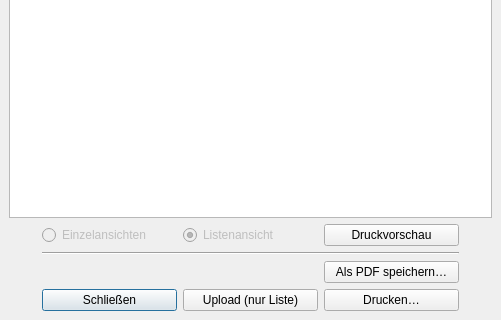
philjosch/Einsatzplaner, file Programm/Einsatzplaner/exportdialog.ui: the form before one commit; both pictures show x 0 to 501 and y 258 to 578 of the 501 by 578 pixel window.
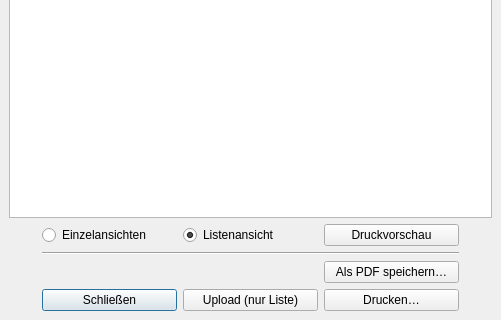
The form after the commit.

What changed in the file:
```diff
--- a/Programm/Einsatzplaner/exportdialog.ui
+++ b/Programm/Einsatzplaner/exportdialog.ui
@@ -281,9 +281,6 @@
      </item>
      <item row="0" column="2">
       <widget class="QRadioButton" name="checkListe">
-       <property name="enabled">
-        <bool>false</bool>
-       </property>
        <property name="text">
         <string>Listenansicht</string>
        </property>
@@ -304,9 +301,6 @@
      </item>
      <item row="0" column="1">
       <widget class="QRadioButton" name="checkEinzel">
-       <property name="enabled">
-        <bool>false</bool>
-       </property>
        <property name="text">
         <string>Einzelansichten</string>
        </property>
```
Left out of the diff: 14 changed lines with no effect on the pictures.
